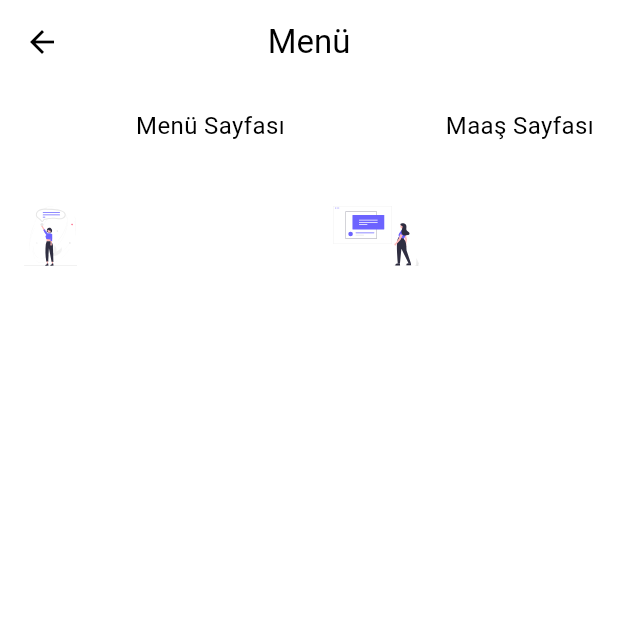
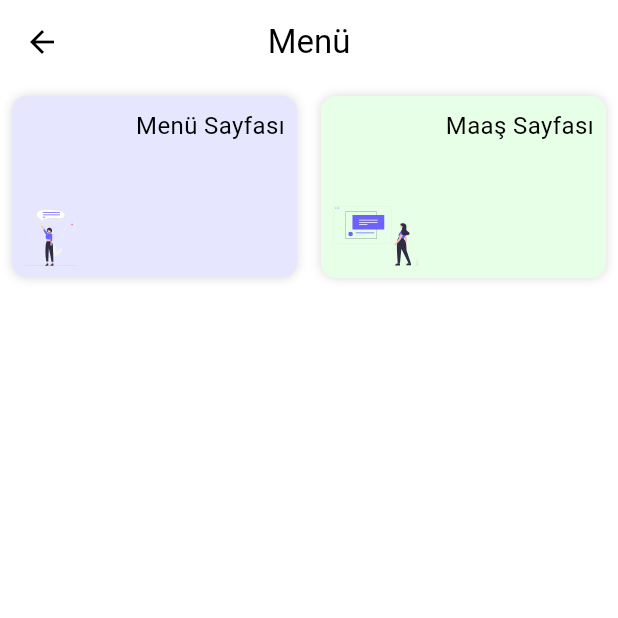
Before and after one commit to PenguBey/opak_mobile, a Flutter app: the MenuView screen opened by its route, on a phone screen of 412 x 824 dp, the top half of it. Run offline on Flutter 3.47's test engine with Material 3 defaults, Android fonts, the phone set to English and light mode, and no system bars; our stand-ins replace dotted_border, fl_chart, flutter_svg, get; network calls fail.

Commit message:
basit bilgi alan

```diff
--- a/lib/constants/edge_con.dart
+++ b/lib/constants/edge_con.dart
@@ -11,5 +11,5 @@ class EdgeCon {
     height: 40,
   );
 
-  static final raius = BorderRadius.circular(12);
+  static final raius = BorderRadius.circular(8);
 }
--- a/lib/controllers/maas_controller.dart
+++ b/lib/controllers/maas_controller.dart
@@ -1,4 +1,3 @@
-import 'package:flutter/material.dart';
 import 'package:get/get.dart';
 import 'package:opak_mobile/constants/color_con.dart';
 
--- a/lib/controllers/menu_1controller.dart
+++ b/lib/controllers/menu_1controller.dart
@@ -1,4 +1,3 @@
-import 'package:flutter/material.dart';
 import 'package:get/get.dart';
 import 'package:opak_mobile/constants/color_con.dart';
 
--- a/lib/widgets/basit_bilgialan_wiget.dart
+++ b/lib/widgets/basit_bilgialan_wiget.dart
@@ -24,23 +24,30 @@ class BasitBilgialanWiget extends StatelessWidget {
   @override
   Widget build(BuildContext context) {
     return Container(
+      decoration: BoxDecorCon.renkliCard(color),
       margin: EdgeCon.card,
-      padding: EdgeCon.card,
+      child: Material(
+        color: Colors.transparent,
         child: InkWell(
-        onTap: () {
+          borderRadius: EdgeCon.raius,
+          onTap: () async {
+            await Future.delayed(const Duration(milliseconds: 150));
             if (route != null && remove == true) {
               Get.offAllNamed(route!);
             } else if (route != null && remove == false) {
               Get.toNamed(route!);
             }
           },
+          child: Padding(
+            padding: EdgeCon.card,
             child: Row(
               mainAxisAlignment: MainAxisAlignment.spaceBetween,
               crossAxisAlignment: CrossAxisAlignment.start,
               children: [
                 Column(
+                  mainAxisAlignment: MainAxisAlignment.spaceBetween,
                   children: [
-                const Expanded(child: SizedBox()),
+                    const SizedBox(),
                     SvgPicture.asset(
                       iconData,
                       height: 40,
@@ -57,6 +64,8 @@ class BasitBilgialanWiget extends StatelessWidget {
               ],
             ),
           ),
+        ),
+      ),
     );
   }
 }
```
Lines whose indentation alone changed are shown as unchanged.
